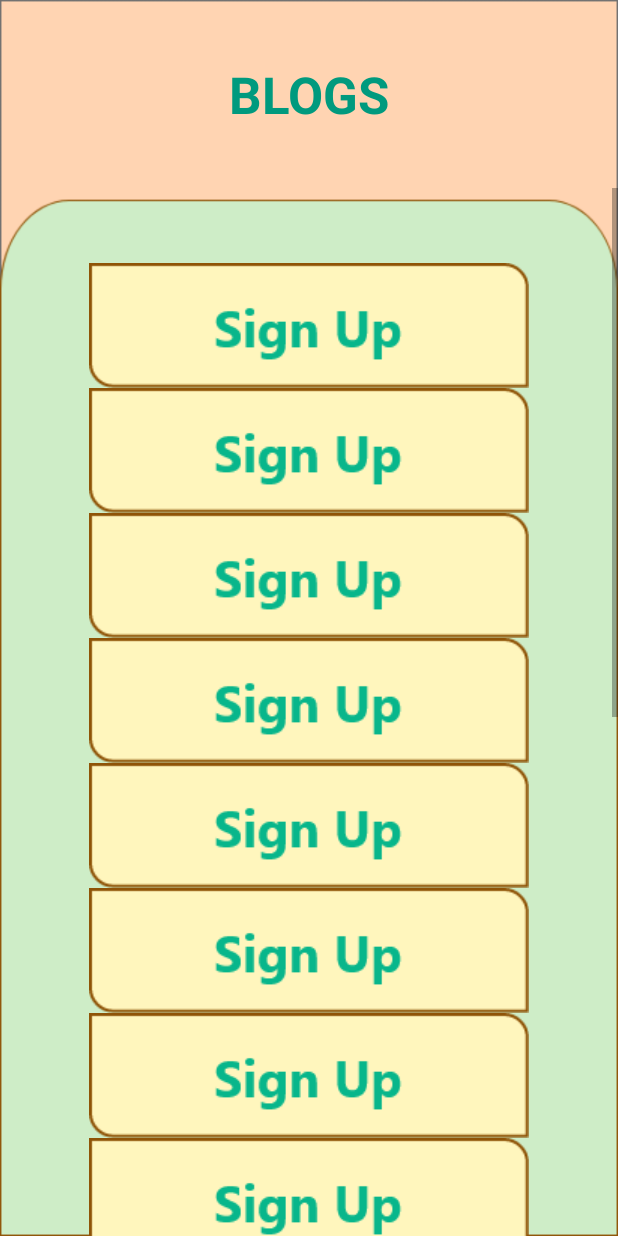
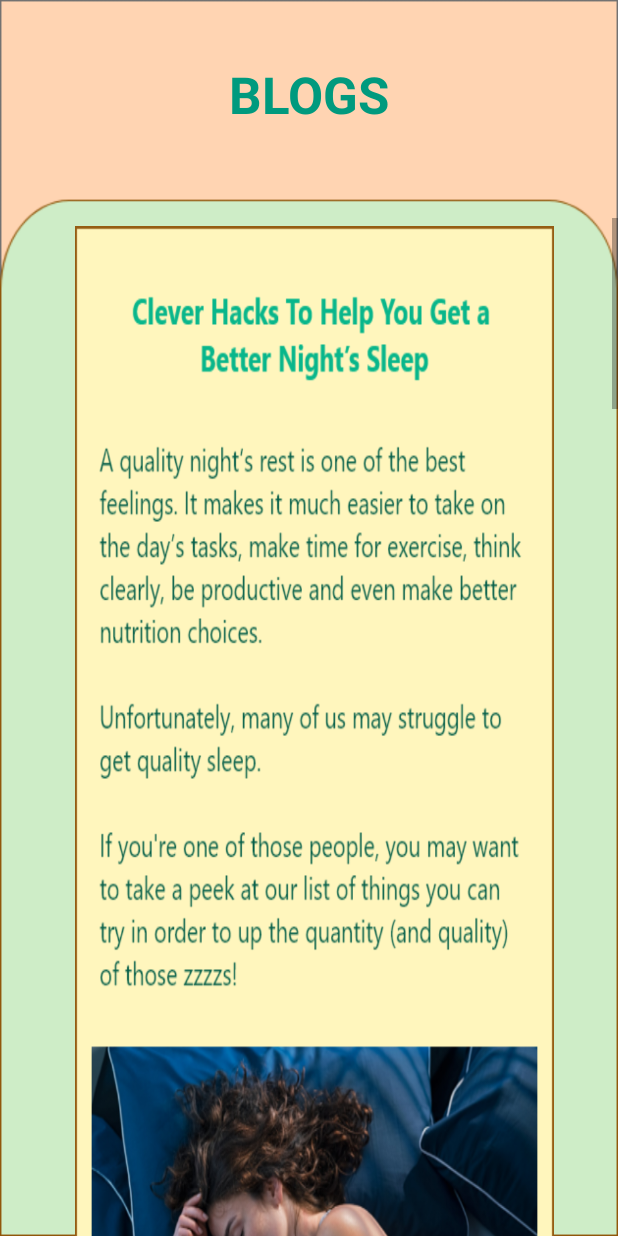
Before and after one commit to EkinKar/dietApp, an Android app: the Blogs screen opened directly, with no data from a screen before it, on a phone screen of 412 x 824 dp. Run offline under Robolectric (Android 15) with nearby library versions, the phone set to English and light mode, and no system bars.

Commit message:
create blogs

```diff
--- a/app/src/main/res/layout/blogs.xml
+++ b/app/src/main/res/layout/blogs.xml
@@ -12,7 +12,7 @@
         android:layout_width="match_parent"
         android:layout_height="wrap_content"
         android:layout_marginTop="40dp"
-        android:layout_marginBottom="40dp"
+        android:layout_marginBottom="60dp"
         android:text="BLOGS"
         android:textAlignment="center"
         android:textColor="#009A7E"
@@ -29,101 +29,53 @@
             android:orientation="vertical">
 
             <ImageView
-                android:id="@+id/imageView34"
-                android:layout_width="match_parent"
-                android:layout_height="wrap_content"
-                android:layout_marginTop="50dp"
-                android:src="@drawable/sign_up_btn" />
+                android:id="@+id/blogs4"
+                android:layout_width="319dp"
+                android:layout_height="877dp"
+                android:layout_marginLeft="50dp"
+                android:layout_marginRight="50dp"
+                android:layout_marginTop="5dp"
+                android:layout_marginBottom="20dp"
+                android:background="@drawable/clever_sleep"
+                tools:layout_editor_absoluteX="46dp"
+                tools:layout_editor_absoluteY="30dp" />
 
             <ImageView
-                android:id="@+id/imageView35"
-                android:layout_width="match_parent"
-                android:layout_height="wrap_content"
-                android:src="@drawable/sign_up_btn" />
+                android:id="@+id/blogs1"
+                android:layout_width="319dp"
+                android:layout_height="877dp"
+                android:layout_marginLeft="50dp"
+                android:layout_marginTop="5dp"
+                android:layout_marginRight="50dp"
+                android:layout_marginBottom="20dp"
+                android:background="@drawable/healty_diet"
+                tools:layout_editor_absoluteX="46dp"
+                tools:layout_editor_absoluteY="30dp" />
 
             <ImageView
-                android:id="@+id/imageView36"
-                android:layout_width="match_parent"
-                android:layout_height="wrap_content"
-                android:src="@drawable/sign_up_btn" />
+                android:id="@+id/blogs2"
+                android:layout_width="319dp"
+                android:layout_height="877dp"
+                android:layout_marginLeft="50dp"
+                android:layout_marginRight="50dp"
+                android:layout_marginTop="5dp"
+                android:layout_marginBottom="20dp"
+                android:background="@drawable/exercises"
+                tools:layout_editor_absoluteX="46dp"
+                tools:layout_editor_absoluteY="30dp" />
 
             <ImageView
-                android:id="@+id/imageView37"
-                android:layout_width="match_parent"
-                android:layout_height="wrap_content"
-                android:src="@drawable/sign_up_btn" />
+                android:id="@+id/blogs3"
+                android:layout_width="319dp"
+                android:layout_height="877dp"
+                android:layout_marginLeft="50dp"
+                android:layout_marginRight="50dp"
+                android:layout_marginTop="5dp"
+                android:layout_marginBottom="20dp"
+                android:background="@drawable/portion_control"
+                tools:layout_editor_absoluteX="46dp"
+                tools:layout_editor_absoluteY="30dp" />
 
-            <ImageView
-                android:id="@+id/imageView38"
-                android:layout_width="match_parent"
-                android:layout_height="wrap_content"
-                android:src="@drawable/sign_up_btn" />
-
-            <ImageView
-                android:id="@+id/imageView39"
-                android:layout_width="match_parent"
-                android:layout_height="wrap_content"
-                android:src="@drawable/sign_up_btn" />
-
-            <ImageView
-                android:id="@+id/imageView40"
-                android:layout_width="match_parent"
-                android:layout_height="wrap_content"
-                android:src="@drawable/sign_up_btn" />
-
-            <ImageView
-                android:id="@+id/imageView41"
-                android:layout_width="match_parent"
-                android:layout_height="wrap_content"
-                android:src="@drawable/sign_up_btn" />
-
-            <ImageView
-                android:id="@+id/imageView30"
-                android:layout_width="match_parent"
-                android:layout_height="wrap_content"
-                android:src="@drawable/sign_up_btn" />
-
-            <ImageView
-                android:id="@+id/imageView31"
-                android:layout_width="match_parent"
-                android:layout_height="wrap_content"
-                android:src="@drawable/sign_up_btn" />
-
-            <ImageView
-                android:id="@+id/imageView32"
-                android:layout_width="match_parent"
-                android:layout_height="wrap_content"
-                android:src="@drawable/sign_up_btn" />
-
-            <ImageView
-                android:id="@+id/imageView33"
-                android:layout_width="match_parent"
-                android:layout_height="wrap_content"
-                android:src="@drawable/sign_up_btn" />
-
-            <ImageView
-                android:id="@+id/imageView28"
-                android:layout_width="match_parent"
-                android:layout_height="wrap_content"
-                android:src="@drawable/sign_up_btn" />
-
-            <ImageView
-                android:id="@+id/imageView29"
-                android:layout_width="match_parent"
-                android:layout_height="wrap_content"
-                android:src="@drawable/sign_up_btn" />
-
-            <ImageView
-                android:id="@+id/imageView27"
-                android:layout_width="match_parent"
-                android:layout_height="wrap_content"
-                android:src="@drawable/sign_up_btn" />
-
-            <ImageView
-                android:id="@+id/imageView26"
-                android:layout_width="match_parent"
-                android:layout_height="wrap_content"
-                android:src="@drawable/sign_up_btn" />
         </LinearLayout>
     </ScrollView>
 </LinearLayout>
--- a/app/src/main/res/layout/main_page.xml
+++ b/app/src/main/res/layout/main_page.xml
@@ -56,7 +56,7 @@
         app:layout_constraintEnd_toEndOf="parent"
         app:layout_constraintStart_toStartOf="parent"
         app:layout_constraintTop_toBottomOf="@+id/BtnMyDietListMainPage"
-        android:src="@drawable/creat_diet_list_btn" />
+        android:src="@drawable/create_diet_list_btn" />
 
     <ImageButton
         android:id="@+id/BtnBlogsMainPage"
```
Also changed, not shown: app/src/main/res/drawable-v24/clever_sleep.png (added), app/src/main/res/drawable-v24/clever_sleep_page.png (added), app/src/main/res/drawable-v24/exercises.png (added), app/src/main/res/drawable-v24/healty_diet.png (added), app/src/main/res/drawable-v24/portion_control.png (added).
